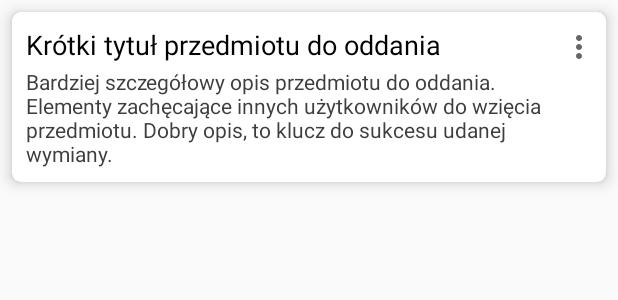
After one commit to KyrietS/TapSwap, an Android app: the layout my_item.xml on its own in the app's theme, with its tools: preview values and no code run, on a phone screen of 412 x 824 dp. The commit adds this screen. Shown: the top 300 px of the screen. Run offline under Robolectric (Android 15) with nearby library versions, the phone set to English and light mode, and no system bars.

Commit message:
Added and styled "My items" activity

```diff
--- a/app/build.gradle
+++ b/app/build.gradle
@@ -24,6 +24,8 @@ android {
 
 dependencies {
     implementation 'com.google.code.gson:gson:2.8.6'
+    implementation 'com.android.support:recyclerview-v7:28.0.0'
+    implementation 'com.android.support:cardview-v7:28.0.0'
 
     implementation fileTree(dir: 'libs', include: ['*.jar'])
     implementation "org.jetbrains.kotlin:kotlin-stdlib-jdk7:$kotlin_version"
--- /dev/null
+++ b/app/src/main/res/drawable/ic_dots.xml
@@ -0,0 +1,10 @@
+<vector xmlns:android="http://schemas.android.com/apk/res/android"
+        android:width="24dp"
+        android:height="24dp"
+        android:viewportWidth="24.0"
+        android:viewportHeight="24.0"
+        android:tint="?attr/colorControlNormal">
+    <path
+            android:pathData="M12,8c1.1,0 2,-0.9 2,-2s-0.9,-2 -2,-2c-1.1,0 -2,0.9 -2,2S10.9,8 12,8zM12,10c-1.1,0 -2,0.9 -2,2s0.9,2 2,2c1.1,0 2,-0.9 2,-2S13.1,10 12,10zM12,16c-1.1,0 -2,0.9 -2,2s0.9,2 2,2c1.1,0 2,-0.9 2,-2S13.1,16 12,16z"
+            android:fillColor="@android:color/white"/>
+</vector>
--- /dev/null
+++ b/app/src/main/res/layout/my_item.xml
@@ -0,0 +1,61 @@
+<?xml version="1.0" encoding="utf-8"?>
+<android.support.v7.widget.CardView xmlns:android="http://schemas.android.com/apk/res/android"
+        xmlns:app="http://schemas.android.com/apk/res-auto"
+        android:layout_width="match_parent"
+        android:layout_height="wrap_content"
+        xmlns:tools="http://schemas.android.com/tools"
+        android:layout_margin="8dp"
+        app:cardCornerRadius="6dp"
+        app:cardElevation="6dp"
+        tools:showIn="@layout/activity_my_items">
+
+    <android.support.constraint.ConstraintLayout
+            android:layout_width="match_parent"
+            android:layout_height="match_parent">
+
+        <ImageButton
+                android:id="@+id/popup_menu"
+                android:layout_width="20dp"
+                android:layout_height="30dp"
+                android:layout_marginTop="8dp"
+                android:layout_marginEnd="8dp"
+                android:background="@null"
+                android:paddingLeft="8dp"
+                android:paddingRight="8dp"
+                android:src="@drawable/ic_dots"
+                app:layout_constraintEnd_toEndOf="parent"
+                app:layout_constraintTop_toTopOf="@+id/linearLayout"
+                android:contentDescription="@string/show_popup_menu" />
+
+        <LinearLayout
+                android:id="@+id/linearLayout"
+                android:layout_width="0dp"
+                android:layout_height="wrap_content"
+                android:orientation="vertical"
+                android:padding="8dp"
+                app:layout_constraintEnd_toStartOf="@+id/popup_menu"
+                app:layout_constraintStart_toStartOf="parent"
+                app:layout_constraintTop_toTopOf="parent">
+
+            <TextView
+                    android:id="@+id/title"
+                    android:layout_width="match_parent"
+                    android:layout_height="wrap_content"
+                    android:padding="1dp"
+                    android:text="@string/mock_item_title"
+                    android:textColor="@color/colorTitle"
+                    android:textSize="18sp" />
+
+            <TextView
+                    android:id="@+id/description"
+                    android:layout_width="match_parent"
+                    android:layout_height="wrap_content"
+                    android:padding="1dp"
+                    android:text="@string/mock_item_description"
+                    android:textColor="@color/fontDark" />
+
+
+        </LinearLayout>
+    </android.support.constraint.ConstraintLayout>
+
+</android.support.v7.widget.CardView>
--- a/app/src/main/res/values/strings.xml
+++ b/app/src/main/res/values/strings.xml
@@ -5,4 +5,7 @@
     <string name="reject">Odrzuć</string>
     <string name="want">Chcę</string>
     <string name="add_item">Dodaj przedmiot</string>
+    <string name="edit">Edytuj</string>
+    <string name="remove">Usuń</string>
+    <string name="show_popup_menu">Wyświetl menu podręczne</string>
 </resources>
```
Also changed, not shown: app/src/main/java/mwo/lab/tapswap/MyItems.kt (+28 -1 lines), app/src/main/java/mwo/lab/tapswap/MyItemsAdapter.kt (added, +74 -0 lines), app/src/main/res/layout/activity_my_items.xml (+15 -6 lines), app/src/main/res/menu/my_item_popup_menu.xml (added, +18 -0 lines).
